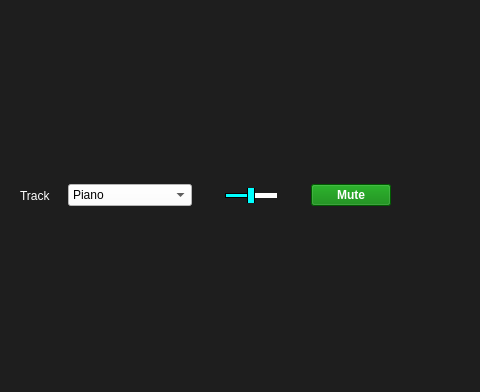
This is Frontend/Designer/track.ui in odevincenti/ASSD_TP2 as Qt 5 draws it before an edit; both pictures show x 0 to 480 and y 0 to 392 of the 718 by 392 pixel window. The edited form follows.
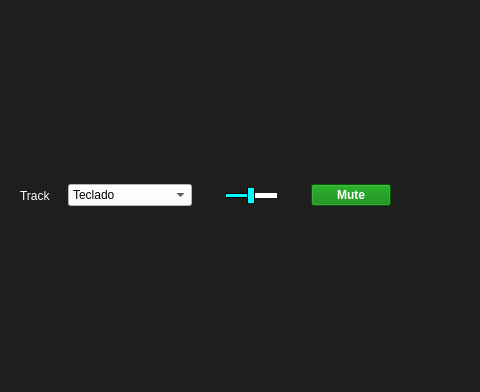
This is the edited form.

The edit to the form file:
```diff
--- a/Frontend/Designer/track.ui
+++ b/Frontend/Designer/track.ui
@@ -65,7 +65,7 @@
           </property>
           <item>
            <property name="text">
-            <string>Piano</string>
+            <string>Teclado</string>
            </property>
           </item>
           <item>
```
